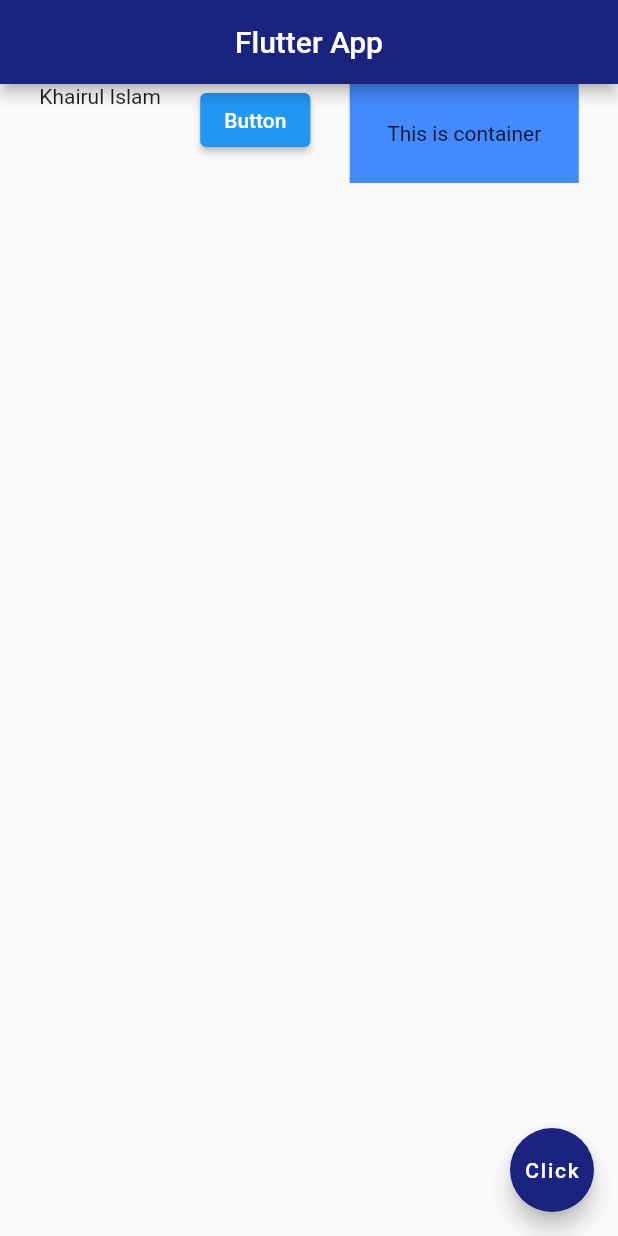
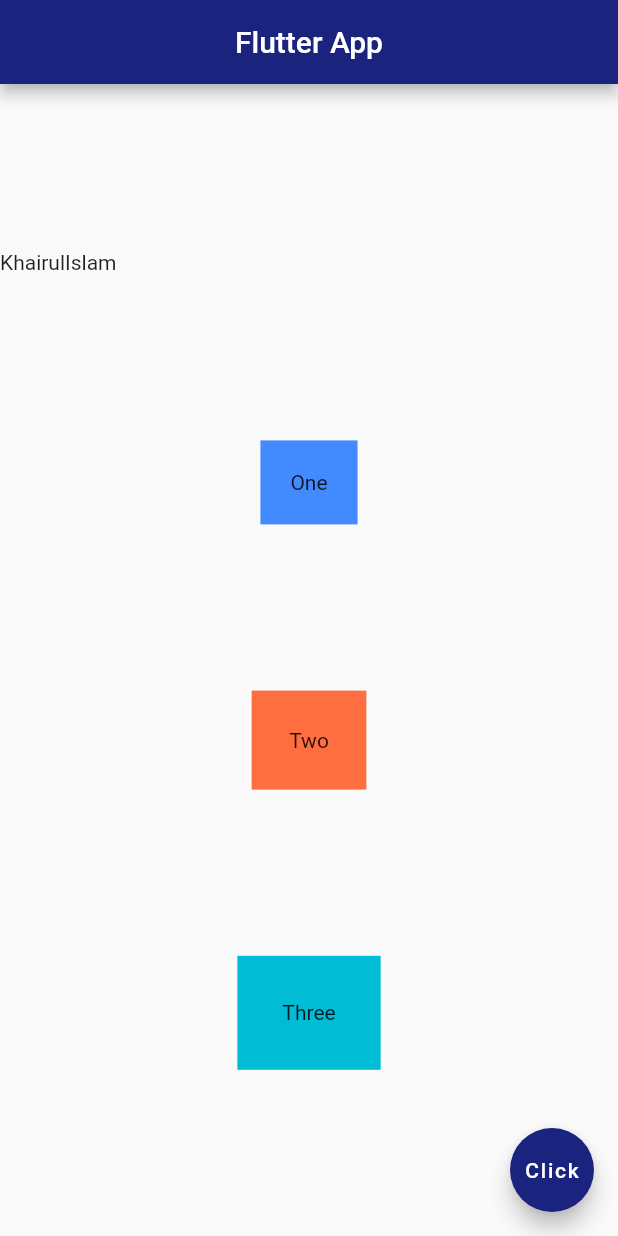
Before and after one commit to KhairuI/Flutter-Basic, a Flutter app: the screen it shows after launch, on a phone screen of 412 x 824 dp. Run offline on Flutter 3.47's test engine with Material 2 defaults, Android fonts, the phone set to English and light mode, and no system bars.

Commit message:
column practise

```diff
--- a/lib/main.dart
+++ b/lib/main.dart
@@ -17,19 +17,30 @@ class Home extends StatelessWidget {
         backgroundColor: Colors.indigo[900],
       ) ,
 
-      body: Row(
+      body: Column(
         mainAxisAlignment: MainAxisAlignment.spaceEvenly,
-        crossAxisAlignment: CrossAxisAlignment.start,
+
         children: [
-          const Text("Khairul Islam"),
-        ElevatedButton(
-          onPressed: () { },
-          child: const Text('Button'),
-        ),
+          Row(
+            children: const [
+              Text('Khairul'),
+              Text('Islam')
+            ],
+          ),
           Container(
             color: Colors.blueAccent,
+            padding: const EdgeInsets.all(20.0),
+            child: const Text('One'),
+          ),
+          Container(
+            color: Colors.deepOrangeAccent,
             padding: const EdgeInsets.all(25.0),
-            child: const Text('This is container'),
+            child: const Text('Two'),
+          ),
+          Container(
+            color: Colors.cyan,
+            padding: const EdgeInsets.all(30.0),
+            child: const Text('Three'),
           ),
         ],
 
```
